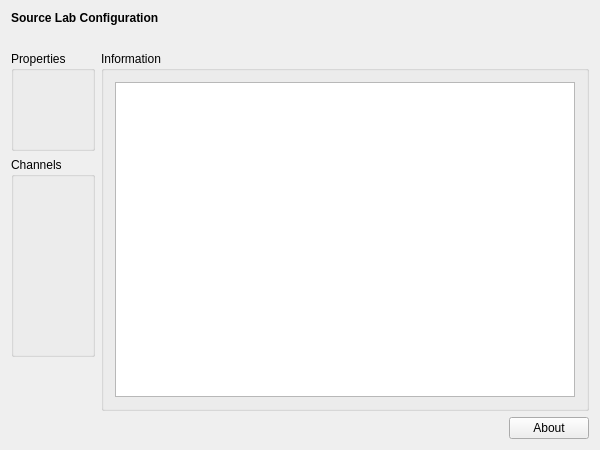
Above: applications/mne_x/plugins/rtsss/FormFiles/rtssssetup.ui from mne-tools/mne-cpp before the change. Below: the same form after it.
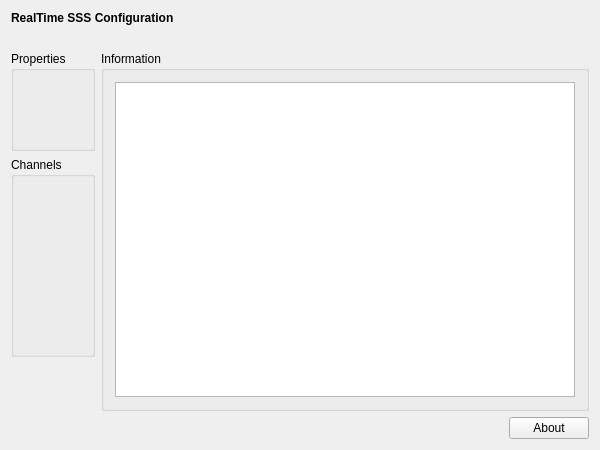
That is the form after the change.

```diff
--- a/applications/mne_x/plugins/rtsss/FormFiles/rtssssetup.ui
+++ b/applications/mne_x/plugins/rtsss/FormFiles/rtssssetup.ui
@@ -23,7 +23,7 @@
       </font>
      </property>
      <property name="text">
-      <string>Source Lab Configuration</string>
+      <string>RealTime SSS Configuration</string>
      </property>
     </widget>
    </item>
```
Left out of the diff: 2 changed lines with no effect on the pictures.
